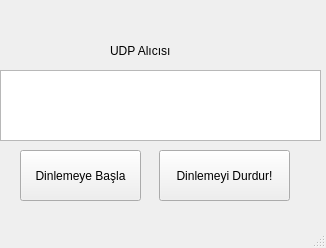
First picture: the form in receiver.ui, repository mcagriaksoy/PyQt--UDP-Receiver-Transmitter, before the edit.
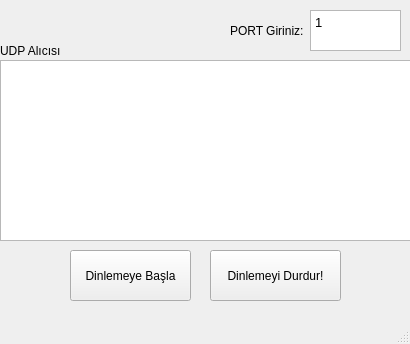
Second picture: the form after the edit. Icons and pictures are not drawn.

Commit message:
PORT Selection
#Multibroadcast feature and port select area is added

The edit to the form file:
```diff
--- a/receiver.ui
+++ b/receiver.ui
@@ -6,8 +6,8 @@
    <rect>
     <x>0</x>
     <y>0</y>
-    <width>326</width>
-    <height>248</height>
+    <width>410</width>
+    <height>344</height>
    </rect>
   </property>
   <property name="windowTitle">
@@ -18,16 +18,16 @@
     <property name="geometry">
      <rect>
       <x>0</x>
-      <y>70</y>
-      <width>321</width>
-      <height>71</height>
+      <y>60</y>
+      <width>411</width>
+      <height>181</height>
      </rect>
     </property>
    </widget>
    <widget class="QLabel" name="label">
     <property name="geometry">
      <rect>
-      <x>110</x>
+      <x>0</x>
       <y>40</y>
       <width>121</width>
       <height>21</height>
@@ -40,8 +40,8 @@
    <widget class="QPushButton" name="pushButton">
     <property name="geometry">
      <rect>
-      <x>20</x>
-      <y>150</y>
+      <x>70</x>
+      <y>250</y>
       <width>121</width>
       <height>51</height>
      </rect>
@@ -53,8 +53,8 @@
    <widget class="QPushButton" name="pushButton_2">
     <property name="geometry">
      <rect>
-      <x>159</x>
-      <y>150</y>
+      <x>210</x>
+      <y>250</y>
       <width>131</width>
       <height>51</height>
      </rect>
@@ -63,6 +63,36 @@
      <string>Dinlemeyi Durdur!</string>
     </property>
    </widget>
+   <widget class="QWidget" name="horizontalLayoutWidget">
+    <property name="geometry">
+     <rect>
+      <x>230</x>
+      <y>10</y>
+      <width>171</width>
+      <height>41</height>
+     </rect>
+    </property>
+    <layout class="QHBoxLayout" name="horizontalLayout">
+     <item>
+      <widget class="QLabel" name="label_2">
+       <property name="text">
+        <string>PORT Giriniz:</string>
+       </property>
+      </widget>
+     </item>
+     <item>
+      <widget class="QTextEdit" name="textEdit_2">
+       <property name="html">
+        <string>&lt;!DOCTYPE HTML PUBLIC &quot;-//W3C//DTD HTML 4.0//EN&quot; &quot;http://www.w3.org/TR/REC-html40/strict.dtd&quot;&gt;
+&lt;html&gt;&lt;head&gt;&lt;meta name=&quot;qrichtext&quot; content=&quot;1&quot; /&gt;&lt;style type=&quot;text/css&quot;&gt;
+p, li { white-space: pre-wrap; }
+&lt;/style&gt;&lt;/head&gt;&lt;body style=&quot; font-family:'Ubuntu'; font-size:10pt; font-weight:400; font-style:normal;&quot;&gt;
+&lt;p style=&quot; margin-top:0px; margin-bottom:0px; margin-left:0px; margin-right:0px; -qt-block-indent:0; text-indent:0px;&quot;&gt;1&lt;/p&gt;&lt;/body&gt;&lt;/html&gt;</string>
+       </property>
+      </widget>
+     </item>
+    </layout>
+   </widget>
   </widget>
   <widget class="QMenuBar" name="menubar">
    <property name="geometry">
```
Left out of the diff: 8 changed lines with no effect on the pictures. The commit also changes 3 other files.
